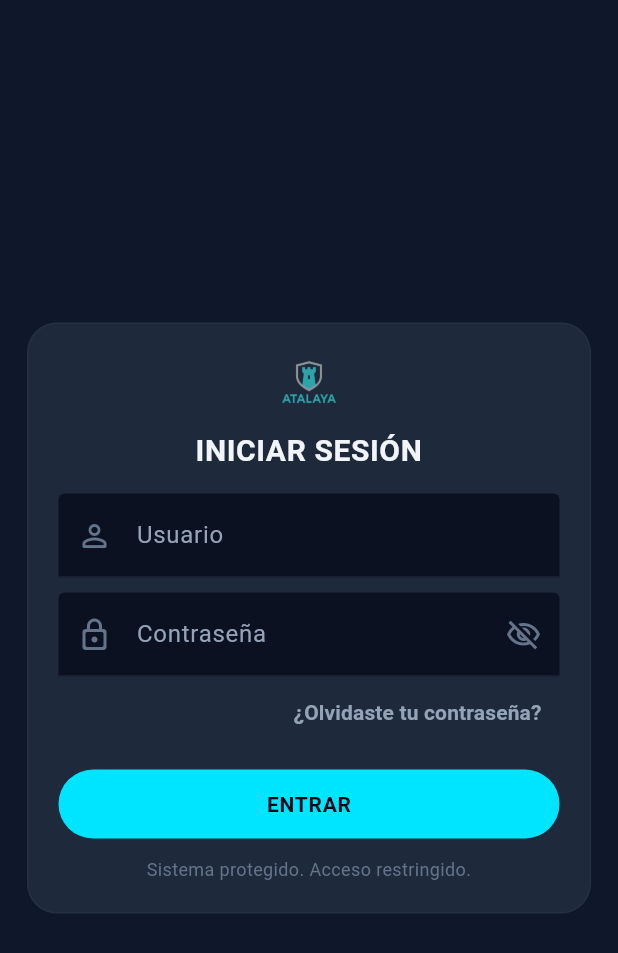
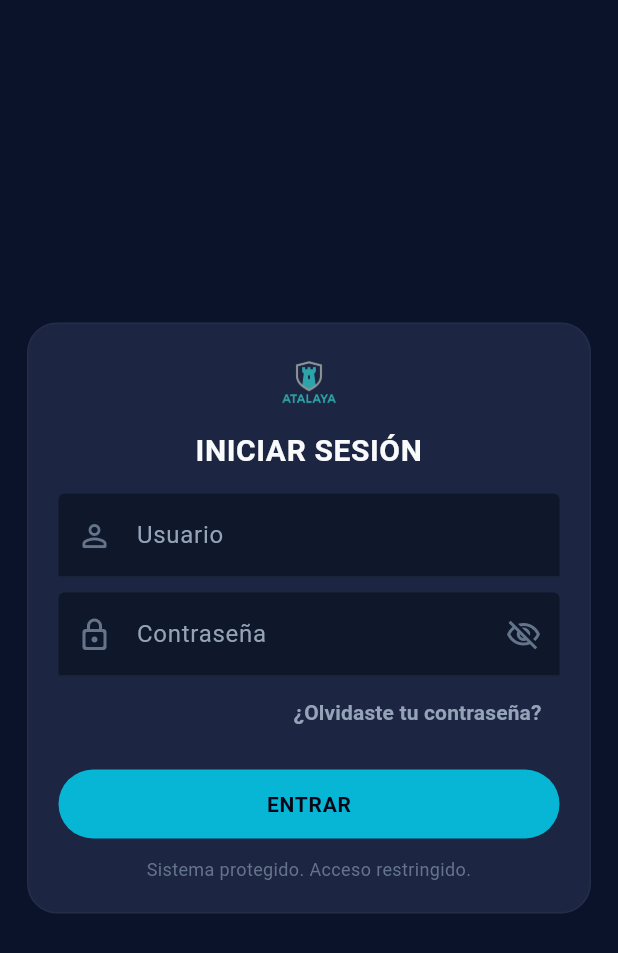
Before and after one commit to deivy276/Atalaya_mobile, a Flutter app: the screen it shows after launch, on a phone screen of 412 x 824 dp. Shown: the top 953 px of the screen. Run offline on Flutter 3.47's test engine with Material 3 defaults, Android fonts, the phone set to English and light mode, and no system bars; our stand-ins replace dio, fl_chart, flutter_riverpod, flutter_secure_storage, shared_preferences.

Commit message:
feat(settings): implement visual theme preference

```diff
--- a/lib/core/theme/layout_tokens.dart
+++ b/lib/core/theme/layout_tokens.dart
@@ -4,27 +4,27 @@ class LayoutTokens {
   const LayoutTokens._();
 
   // Dark operational palette aligned with ProPalette.darkThemeData().
-  // These remain const because many dashboard widgets use them in const styles.
-  static const Color bgPrimary = Color(0xFF0F172A);
-  static const Color bgSecondary = Color(0xFF0B1120);
-  static const Color surfaceCard = Color(0xFF1E293B);
-  static const Color surfaceCardSelected = Color(0xFF334155);
-  static const Color textPrimary = Color(0xFFF1F5F9);
+  // These remain const because several dashboard widgets use them in const styles.
+  static const Color bgPrimary = Color(0xFF0B132B);
+  static const Color bgSecondary = Color(0xFF0F172A);
+  static const Color surfaceCard = Color(0xFF1C2541);
+  static const Color surfaceCardSelected = Color(0xFF243453);
+  static const Color textPrimary = Color(0xFFF8FAFC);
   static const Color textSecondary = Color(0xFF94A3B8);
   static const Color textMuted = Color(0xFF64748B);
-  static const Color accentGreen = Color(0xFF22C55E);
-  static const Color accentOrange = Color(0xFFF97316);
-  static const Color accentBlue = Color(0xFF00E5FF);
-  static const Color accentRed = Color(0xFFF43F5E);
+  static const Color accentGreen = Color(0xFF10B981);
+  static const Color accentOrange = Color(0xFFF59E0B);
+  static const Color accentBlue = Color(0xFF06B6D4);
+  static const Color accentRed = Color(0xFFEF4444);
   static const Color dividerSubtle = Color(0x4D334155);
 
-  // Chart tokens for Special Predictor and trend surfaces.
-  static const Color plotAreaDark = Color(0xFF0B1120);
+  // Chart tokens for trend and Special Predictor surfaces.
+  static const Color plotAreaDark = Color(0xFF0F172A);
   static const Color gridDark = Color(0x4D334155);
-  static const Color curvePrimaryDark = Color(0xFF00E5FF);
-  static const Color curveSecondaryPurpleDark = Color(0xFFA855F7);
-  static const Color curveSecondaryOrangeDark = Color(0xFFF97316);
-  static const Color scatterDark = Color(0x99F43F5E);
+  static const Color curvePrimaryDark = Color(0xFF3B82F6);
+  static const Color curveSecondaryPurpleDark = Color(0xFF8B5CF6);
+  static const Color curveSecondaryOrangeDark = Color(0xFFF59E0B);
+  static const Color scatterDark = Color(0x99EF4444);
 
   static const double spacing4 = 4;
   static const double spacing8 = 8;
--- a/lib/core/theme/pro_palette.dart
+++ b/lib/core/theme/pro_palette.dart
@@ -3,6 +3,7 @@ import 'package:flutter/material.dart';
 @immutable
 class AtalayaVisualPalette extends ThemeExtension<AtalayaVisualPalette> {
   const AtalayaVisualPalette({
+    required this.brightness,
     required this.background,
     required this.card,
     required this.plotArea,
@@ -10,11 +11,14 @@ class AtalayaVisualPalette extends ThemeExtension<AtalayaVisualPalette> {
     required this.textPrimary,
     required this.textSecondary,
     required this.primary,
+    required this.curvePrimary,
     required this.curveSecondaryA,
     required this.curveSecondaryB,
     required this.scatter,
+    required this.safe,
   });
 
+  final Brightness brightness;
   final Color background;
   final Color card;
   final Color plotArea;
@@ -22,38 +26,47 @@ class AtalayaVisualPalette extends ThemeExtension<AtalayaVisualPalette> {
   final Color textPrimary;
   final Color textSecondary;
   final Color primary;
+  final Color curvePrimary;
   final Color curveSecondaryA;
   final Color curveSecondaryB;
   final Color scatter;
+  final Color safe;
 
   static const AtalayaVisualPalette dark = AtalayaVisualPalette(
-    background: Color(0xFF0F172A),
-    card: Color(0xFF1E293B),
-    plotArea: Color(0xFF0B1120),
+    brightness: Brightness.dark,
+    background: Color(0xFF0B132B),
+    card: Color(0xFF1C2541),
+    plotArea: Color(0xFF0F172A),
     grid: Color(0x4D334155),
-    textPrimary: Color(0xFFF1F5F9),
+    textPrimary: Color(0xFFF8FAFC),
     textSecondary: Color(0xFF94A3B8),
-    primary: Color(0xFF00E5FF),
-    curveSecondaryA: Color(0xFFA855F7),
-    curveSecondaryB: Color(0xFFF97316),
-    scatter: Color(0x99F43F5E),
+    primary: Color(0xFF06B6D4),
+    curvePrimary: Color(0xFF3B82F6),
+    curveSecondaryA: Color(0xFF8B5CF6),
+    curveSecondaryB: Color(0xFFF59E0B),
+    scatter: Color(0x99EF4444),
+    safe: Color(0xFF10B981),
   );
 
   static const AtalayaVisualPalette light = AtalayaVisualPalette(
+    brightness: Brightness.light,
     background: Color(0xFFF8FAFC),
     card: Color(0xFFFFFFFF),
     plotArea: Color(0xFFF1F5F9),
     grid: Color(0xFFE2E8F0),
     textPrimary: Color(0xFF0F172A),
     textSecondary: Color(0xFF64748B),
-    primary: Color(0xFF0891B2),
-    curveSecondaryA: Color(0xFF7E22CE),
-    curveSecondaryB: Color(0xFFC2410C),
-    scatter: Color(0x99E11D48),
+    primary: Color(0xFF0284C7),
+    curvePrimary: Color(0xFF3B82F6),
+    curveSecondaryA: Color(0xFF8B5CF6),
+    curveSecondaryB: Color(0xFFF59E0B),
+    scatter: Color(0x99EF4444),
+    safe: Color(0xFF10B981),
   );
 
   @override
   AtalayaVisualPalette copyWith({
+    Brightness? brightness,
     Color? background,
     Color? card,
     Color? plotArea,
@@ -61,11 +74,14 @@ class AtalayaVisualPalette extends ThemeExtension<AtalayaVisualPalette> {
     Color? textPrimary,
     Color? textSecondary,
     Color? primary,
+    Color? curvePrimary,
     Color? curveSecondaryA,
     Color? curveSecondaryB,
     Color? scatter,
+    Color? safe,
   }) {
     return AtalayaVisualPalette(
+      brightness: brightness ?? this.brightness,
       background: background ?? this.background,
       card: card ?? this.card,
       plotArea: plotArea ?? this.plotArea,
@@ -73,19 +89,20 @@ class AtalayaVisualPalette extends ThemeExtension<AtalayaVisualPalette> {
       textPrimary: textPrimary ?? this.textPrimary,
       textSecondary: textSecondary ?? this.textSecondary,
       primary: primary ?? this.primary,
+      curvePrimary: curvePrimary ?? this.curvePrimary,
       curveSecondaryA: curveSecondaryA ?? this.curveSecondaryA,
       curveSecondaryB: curveSecondaryB ?? this.curveSecondaryB,
       scatter: scatter ?? this.scatter,
+      safe: safe ?? this.safe,
     );
   }
 
   @override
   AtalayaVisualPalette lerp(ThemeExtension<AtalayaVisualPalette>? other, double t) {
-    if (other is! AtalayaVisualPalette) {
-      return this;
-    }
+    if (other is! AtalayaVisualPalette) return this;
 
     return AtalayaVisualPalette(
+      brightness: t < 0.5 ? brightness : other.brightness,
       background: Color.lerp(background, other.background, t) ?? background,
       card: Color.lerp(card, other.card, t) ?? card,
       plotArea: Color.lerp(plotArea, other.plotArea, t) ?? plotArea,
@@ -93,9 +110,11 @@ class AtalayaVisualPalette extends ThemeExtension<AtalayaVisualPalette> {
       textPrimary: Color.lerp(textPrimary, other.textPrimary, t) ?? textPrimary,
       textSecondary: Color.lerp(textSecondary, other.textSecondary, t) ?? textSecondary,
       primary: Color.lerp(primary, other.primary, t) ?? primary,
+      curvePrimary: Color.lerp(curvePrimary, other.curvePrimary, t) ?? curvePrimary,
       curveSecondaryA: Color.lerp(curveSecondaryA, other.curveSecondaryA, t) ?? curveSecondaryA,
       curveSecondaryB: Color.lerp(curveSecondaryB, other.curveSecondaryB, t) ?? curveSecondaryB,
       scatter: Color.lerp(scatter, other.scatter, t) ?? scatter,
+      safe: Color.lerp(safe, other.safe, t) ?? safe,
     );
   }
 }
@@ -103,134 +122,112 @@ class AtalayaVisualPalette extends ThemeExtension<AtalayaVisualPalette> {
 class ProPalette {
   const ProPalette._();
 
-  // Dark palette: midnight blues and muted grays for field operations.
-  static const Color bg = Color(0xFF0F172A);
-  static const Color panel = Color(0xFF0B1120);
-  static const Color card = Color(0xFF1E293B);
+  // Backwards-compatible aliases used by legacy widgets.
+  static const Color bg = Color(0xFF0B132B);
+  static const Color panel = Color(0xFF0F172A);
+  static const Color card = Color(0xFF1C2541);
   static const Color stroke = Color(0x4D334155);
-  static const Color text = Color(0xFFF1F5F9);
+  static const Color text = Color(0xFFF8FAFC);
   static const Color muted = Color(0xFF94A3B8);
-  static const Color accent = Color(0xFF00E5FF);
-  static const Color ok = Color(0xFF22C55E);
-  static const Color warn = Color(0xFFF97316);
-  static const Color danger = Color(0xFFF43F5E);
-  static const Color chipBg = Color(0xFF0B1120);
+  static const Color accent = Color(0xFF06B6D4);
+  static const Color ok = Color(0xFF10B981);
+  static const Color warn = Color(0xFFF59E0B);
+  static const Color danger = Color(0xFFEF4444);
+  static const Color chipBg = Color(0xFF0F172A);
   static const Color overlay = Color(0xAA000000);
 
-  // Light palette: cool neutrals with engineering contrast.
-  static const Color lightBg = Color(0xFFF8FAFC);
-  static const Color lightCard = Color(0xFFFFFFFF);
-  static const Color lightPlot = Color(0xFFF1F5F9);
-  static const Color lightGrid = Color(0xFFE2E8F0);
-  static const Color lightText = Color(0xFF0F172A);
-  static const Color lightMuted = Color(0xFF64748B);
-  static const Color lightAccent = Color(0xFF0891B2);
-  static const Color lightWarn = Color(0xFFC2410C);
-  static const Color lightDanger = Color(0xFFE11D48);
+  // Data colors.
+  static const Color curveBlue = Color(0xFF3B82F6);
+  static const Color curvePurple = Color(0xFF8B5CF6);
+  static const Color curveAmber = Color(0xFFF59E0B);
+  static const Color scatterReal = Color(0xFFEF4444);
 
   static ThemeData themeData() => darkThemeData();
 
-  static ThemeData darkThemeData() {
-    const colors = AtalayaVisualPalette.dark;
+  static ThemeData darkThemeData() => _baseTheme(AtalayaVisualPalette.dark);
+
+  static ThemeData lightThemeData() => _baseTheme(AtalayaVisualPalette.light);
+
+  static ThemeData _baseTheme(AtalayaVisualPalette colors) {
+    final isDark = colors.brightness == Brightness.dark;
     final scheme = ColorScheme.fromSeed(
       seedColor: colors.primary,
-      brightness: Brightness.dark,
+      brightness: colors.brightness,
       surface: colors.card,
       primary: colors.primary,
-      secondary: colors.curveSecondaryB,
-      error: const Color(0xFFF43F5E),
+      secondary: colors.curveSecondaryA,
+      tertiary: colors.curveSecondaryB,
+      error: const Color(0xFFEF4444),
       onSurface: colors.textPrimary,
-      onPrimary: const Color(0xFF020617),
+      onPrimary: isDark ? const Color(0xFF020617) : Colors.white,
     );
-
-    return _baseTheme(
-      brightness: Brightness.dark,
-      colors: colors,
-      scheme: scheme,
-      scaffoldBackgroundColor: colors.background,
-      cardColor: colors.card,
-      inputFillColor: colors.plotArea,
-      appBarForeground: colors.textPrimary,
-      buttonForeground: const Color(0xFF020617),
-    );
-  }
-
-  static ThemeData lightThemeData() {
-    const colors = AtalayaVisualPalette.light;
-    final scheme = ColorScheme.fromSeed(
-      seedColor: colors.primary,
-      brightness: Brightness.light,
-      surface: colors.card,
-      primary: colors.primary,
-      secondary: colors.curveSecondaryB,
-      error: const Color(0xFFE11D48),
-      onSurface: colors.textPrimary,
-      onPrimary: Colors.white,
-    );
-
-    return _baseTheme(
-      brightness: Brightness.light,
-      colors: colors,
-      scheme: scheme,
-      scaffoldBackgroundColor: colors.background,
-      cardColor: colors.card,
-      inputFillColor: colors.plotArea,
-      appBarForeground: colors.textPrimary,
-      buttonForeground: Colors.white,
-    );
-  }
-
-  static ThemeData _baseTheme({
-    required Brightness brightness,
-    required AtalayaVisualPalette colors,
-    required ColorScheme scheme,
-    required Color scaffoldBackgroundColor,
-    required Color cardColor,
-    required Color inputFillColor,
-    required Color appBarForeground,
-    required Color buttonForeground,
-  }) {
-    final isDark = brightness == Brightness.dark;
 
     return ThemeData(
       useMaterial3: true,
-      brightness: brightness,
+      brightness: colors.brightness,
       colorScheme: scheme,
-      scaffoldBackgroundColor: scaffoldBackgroundColor,
-      canvasColor: scaffoldBackgroundColor,
-      cardColor: cardColor,
+      scaffoldBackgroundColor: colors.background,
+      canvasColor: colors.background,
+      cardColor: colors.card,
       dividerColor: colors.grid,
-      extensions: const <ThemeExtension<dynamic>>[
-        AtalayaVisualPalette.dark,
-        AtalayaVisualPalette.light,
-      ].whereType<AtalayaVisualPalette>().where((palette) => palette.background == colors.background).toList(),
+      extensions: <ThemeExtension<dynamic>>[colors],
       appBarTheme: AppBarTheme(
-        backgroundColor: scaffoldBackgroundColor,
-        foregroundColor: appBarForeground,
+        backgroundColor: colors.background,
+        foregroundColor: colors.textPrimary,
         elevation: 0,
         centerTitle: false,
         surfaceTintColor: Colors.transparent,
       ),
       bottomSheetTheme: BottomSheetThemeData(
-        backgroundColor: cardColor,
+        backgroundColor: colors.card,
+        modalBackgroundColor: colors.card,
         surfaceTintColor: Colors.transparent,
-        modalBackgroundColor: cardColor,
         shape: const RoundedRectangleBorder(
           borderRadius: BorderRadius.vertical(top: Radius.circular(28)),
         ),
       ),
+      dialogTheme: DialogThemeData(
+        backgroundColor: colors.card,
+        surfaceTintColor: Colors.transparent,
+        titleTextStyle: TextStyle(
+          color: colors.textPrimary,
+          fontSize: 20,
+          fontWeight: FontWeight.w800,
+        ),
+        contentTextStyle: TextStyle(color: colors.textSecondary),
+      ),
       snackBarTheme: SnackBarThemeData(
-        backgroundColor: isDark ? cardColor : const Color(0xFF0F172A),
-        contentTextStyle: TextStyle(color: isDark ? colors.textPrimary : Colors.white),
+        backgroundColor: isDark ? colors.card : const Color(0xFF0F172A),
+        contentTextStyle: const TextStyle(color: Color(0xFFF8FAFC)),
         behavior: SnackBarBehavior.floating,
       ),
       chipTheme: ChipThemeData(
-        backgroundColor: inputFillColor,
-        selectedColor: colors.primary.withValues(alpha: isDark ? 0.20 : 0.16),
+        backgroundColor: colors.plotArea,
+        selectedColor: colors.primary.withValues(alpha: isDark ? 0.22 : 0.16),
+        disabledColor: colors.grid.withValues(alpha: 0.22),
+        side: BorderSide(color: colors.grid),
         labelStyle: TextStyle(color: colors.textSecondary, fontWeight: FontWeight.w700),
         secondaryLabelStyle: TextStyle(color: colors.textPrimary, fontWeight: FontWeight.w800),
-        side: BorderSide(color: colors.grid),
+        iconTheme: IconThemeData(color: colors.textSecondary),
         shape: RoundedRectangleBorder(borderRadius: BorderRadius.circular(999)),
+      ),
+      segmentedButtonTheme: SegmentedButtonThemeData(
+        style: ButtonStyle(
+          foregroundColor: WidgetStateProperty.resolveWith((states) {
+            return states.contains(WidgetState.selected) ? colors.textPrimary : colors.textSecondary;
+          }),
+          backgroundColor: WidgetStateProperty.resolveWith((states) {
+            return states.contains(WidgetState.selected)
+                ? colors.primary.withValues(alpha: isDark ? 0.18 : 0.12)
+                : colors.plotArea;
+          }),
+          side: WidgetStateProperty.resolveWith((states) {
+            return BorderSide(
+              color: states.contains(WidgetState.selected) ? colors.primary : colors.grid,
+              width: states.contains(WidgetState.selected) ? 1.2 : 1,
+            );
+          }),
+        ),
       ),
       iconButtonTheme: IconButtonThemeData(
         style: IconButton.styleFrom(
@@ -242,7 +239,7 @@ class ProPalette {
       ),
       inputDecorationTheme: InputDecorationTheme(
         filled: true,
-        fillColor: inputFillColor,
+        fillColor: isDark ? colors.plotArea : colors.card,
         labelStyle: TextStyle(color: colors.textSecondary),
         hintStyle: TextStyle(color: colors.textSecondary.withValues(alpha: 0.78)),
         border: OutlineInputBorder(
@@ -255,32 +252,15 @@ class ProPalette {
         ),
         focusedBorder: OutlineInputBorder(
           borderRadius: BorderRadius.circular(12),
-          borderSide: BorderSide(color: colors.primary, width: 1.2),
+          borderSide: BorderSide(color: colors.primary, width: 1.3),
         ),
       ),
       filledButtonTheme: FilledButtonThemeData(
         style: FilledButton.styleFrom(
           backgroundColor: colors.primary,
-          foregroundColor: buttonForeground,
+          foregroundColor: isDark ? const Color(0xFF020617) : Colors.white,
           textStyle: const TextStyle(fontWeight: FontWeight.w800, letterSpacing: 0.08),
           shape: RoundedRectangleBorder(borderRadius: BorderRadius.circular(18)),
-        ),
-      ),
-      segmentedButtonTheme: SegmentedButtonThemeData(
-        style: ButtonStyle(
-          foregroundColor: WidgetStateProperty.resolveWith((states) {
-            return states.contains(WidgetState.selected) ? colors.textPrimary : colors.textSecondary;
-          }),
-          backgroundColor: WidgetStateProperty.resolveWith((states) {
-            return states.contains(WidgetState.selected)
-                ? colors.primary.withValues(alpha: isDark ? 0.18 : 0.12)
-                : inputFillColor;
-          }),
-          side: WidgetStateProperty.resolveWith((states) {
-            return BorderSide(
-              color: states.contains(WidgetState.selected) ? colors.primary : colors.grid,
-            );
-          }),
         ),
       ),
       textTheme: TextTheme(
@@ -297,9 +277,14 @@ class ProPalette {
         bodyMedium: TextStyle(color: colors.textPrimary),
         bodySmall: TextStyle(color: colors.textSecondary),
         labelLarge: TextStyle(color: colors.textPrimary, fontWeight: FontWeight.w700),
-        labelMedium: TextStyle(color: colors.textSecondary, fontWeight: FontWeight.w700),
-        labelSmall: TextStyle(color: colors.textSecondary, fontWeight: FontWeight.w700),
+        labelMedium: TextStyle(color: colors.textSecondary, fontWeight: FontWeight.w600),
+        labelSmall: TextStyle(color: colors.textSecondary, fontWeight: FontWeight.w600),
       ),
     );
   }
 }
+
+extension AtalayaThemeContext on BuildContext {
+  AtalayaVisualPalette get atalayaColors =>
+      Theme.of(this).extension<AtalayaVisualPalette>() ?? AtalayaVisualPalette.dark;
+}
--- a/lib/data/models/app_settings.dart
+++ b/lib/data/models/app_settings.dart
@@ -14,7 +14,7 @@ enum AtalayaThemePreference {
   ),
   light(
     'Claro',
-    'Grises neutros de alto contraste para ambientes iluminados.',
+    'Grises técnicos de alto contraste para alta luminosidad.',
     Icons.light_mode_rounded,
   );
 
--- a/lib/main.dart
+++ b/lib/main.dart
@@ -21,7 +21,7 @@ class MyApp extends ConsumerWidget {
       debugShowCheckedModeBanner: false,
       title: 'Atalaya Mobile',
       theme: ProPalette.lightThemeData(),
-      darkTheme: ProPalette.darkThemeData(),
+      darkTheme: ProPalette.themeData(),
       themeMode: settings.themePreference.themeMode,
       home: const AuthGateScreen(),
     );
--- a/lib/presentation/widgets/v2/settings_panel.dart
+++ b/lib/presentation/widgets/v2/settings_panel.dart
@@ -326,6 +326,7 @@ class _SettingsSection extends StatelessWidget {
   }
 }
 
+
 class _ThemePreferenceSelector extends StatelessWidget {
   const _ThemePreferenceSelector({
     required this.selected,
@@ -337,7 +338,7 @@ class _ThemePreferenceSelector extends StatelessWidget {
 
   @override
   Widget build(BuildContext context) {
-    final visual = Theme.of(context).extension<AtalayaVisualPalette>() ?? AtalayaVisualPalette.dark;
+    final visual = context.atalayaColors;
 
     return Padding(
       padding: const EdgeInsets.only(bottom: 14),
@@ -350,18 +351,16 @@ class _ThemePreferenceSelector extends StatelessWidget {
           ),
           const SizedBox(height: 8),
           Text(
-            'Selecciona la paleta de operación. Sistema aplica automáticamente oscuro o claro según Android/iOS.',
+            'Oscuro para operación continua, Claro para alta luminosidad y Sistema para seguir Android/iOS.',
             style: TextStyle(color: visual.textSecondary, fontSize: 12),
           ),
           const SizedBox(height: 12),
-          Column(
-            children: AtalayaThemePreference.values.map((item) {
-              return _ThemePreferenceTile(
-                preference: item,
-                selected: selected == item,
-                onTap: () => onChanged(item),
-              );
-            }).toList(growable: false),
+          ...AtalayaThemePreference.values.map(
+            (item) => _ThemePreferenceTile(
+              preference: item,
+              selected: selected == item,
+              onTap: () => onChanged(item),
+            ),
           ),
         ],
       ),
@@ -382,7 +381,7 @@ class _ThemePreferenceTile extends StatelessWidget {
 
   @override
   Widget build(BuildContext context) {
-    final current = Theme.of(context).extension<AtalayaVisualPalette>() ?? AtalayaVisualPalette.dark;
+    final current = context.atalayaColors;
     final preview = switch (preference) {
       AtalayaThemePreference.dark => AtalayaVisualPalette.dark,
       AtalayaThemePreference.light => AtalayaVisualPalette.light,
@@ -485,13 +484,13 @@ class _ThemePreviewSwatch extends StatelessWidget {
           const Spacer(),
           Row(
             children: <Widget>[
-              _SwatchDot(color: palette.primary),
+              _SwatchDot(color: palette.curvePrimary),
               const SizedBox(width: 4),
               _SwatchDot(color: palette.curveSecondaryA),
               const SizedBox(width: 4),
               _SwatchDot(color: palette.curveSecondaryB),
               const Spacer(),
-              _SwatchDot(color: palette.scatter.withValues(alpha: 0.60), size: 8),
+              _SwatchDot(color: palette.scatter, size: 8),
             ],
           ),
         ],
```
